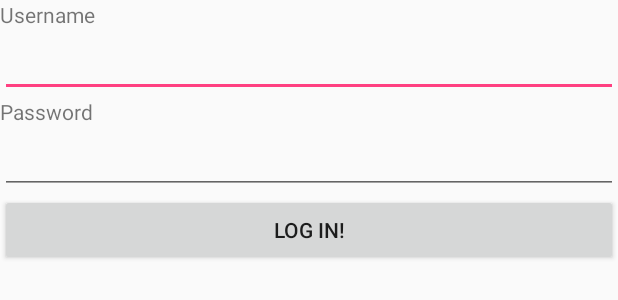
After one commit to torstengustafsson/TDDC73_Project, an Android app: the layout login_layout.xml on its own in the app's theme, with its tools: preview values and no code run, on a phone screen of 412 x 824 dp. The commit adds this screen. Shown: the top 300 px of the screen. Run offline under Robolectric (Android 15) with nearby library versions, the phone set to English and light mode, and no system bars.

Commit message:
Working on accountregistration

```diff
--- a/AccountRegistration/app/src/main/java/com/example/administrator/accountregistration/MainActivity.java
+++ b/AccountRegistration/app/src/main/java/com/example/administrator/accountregistration/MainActivity.java
@@ -25,7 +25,8 @@ public class MainActivity extends AppCompatActivity {
     }
 
     private void EnterMyPages() {
-        Intent intent = new Intent(this, MyPagesActivity.class);
+        Intent intent = new Intent(this, AccountRegistrationActivity.class);
+        intent.putExtra("REQUEST", "CHECKLOGGEDIN");
         startActivity(intent);
     }
 
--- /dev/null
+++ b/AccountRegistration/app/src/main/res/layout/login_layout.xml
@@ -0,0 +1,35 @@
+<?xml version="1.0" encoding="utf-8"?>
+<LinearLayout xmlns:android="http://schemas.android.com/apk/res/android"
+    android:orientation="vertical"
+    android:layout_width="match_parent"
+    android:layout_height="match_parent">
+
+    <TextView
+        android:layout_width="match_parent"
+        android:layout_height="wrap_content"
+        android:text="Username"/>
+
+    <EditText
+        android:layout_width="match_parent"
+        android:layout_height="wrap_content"
+        android:inputType="text"
+        android:id="@+id/username"/>
+
+
+    <TextView
+        android:layout_width="match_parent"
+        android:layout_height="wrap_content"
+        android:text="Password"/>
+
+    <EditText
+        android:layout_width="match_parent"
+        android:layout_height="wrap_content"
+        android:inputType="textPassword"
+        android:id="@+id/password"/>
+
+    <Button
+        android:layout_width="match_parent"
+        android:layout_height="wrap_content"
+        android:text="Log in!" />
+
+</LinearLayout>
```
Also changed, not shown: AccountRegistration/app/src/main/java/com/example/administrator/accountregistration/AccountRegistrationActivity.java (added, +37 -0 lines), AccountRegistration/app/src/main/java/com/example/administrator/accountregistration/AccountRegistrationData.java (added, +8 -0 lines).
